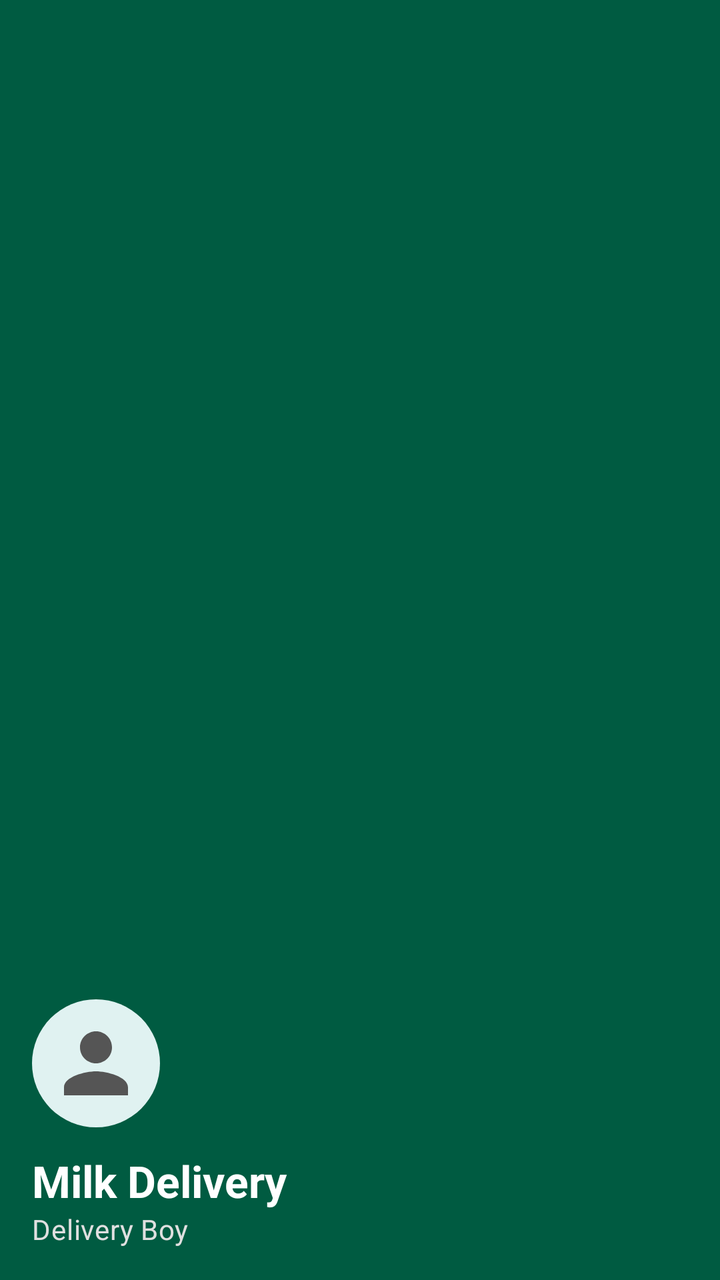
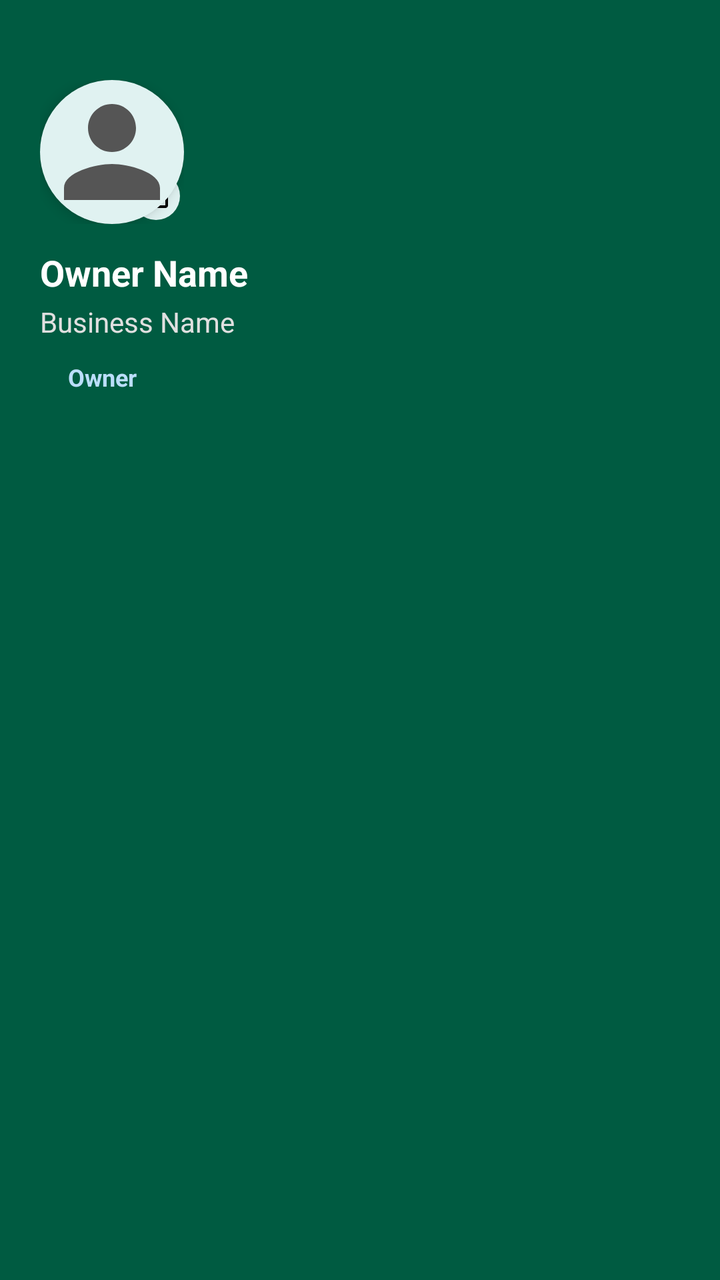

Before-and-after screenshots of an Android layout around one commit, followed by the original layout XML and the change that was made.
<!-- AndroidManifest.xml: application theme Theme.MilkDelivery -->
<!-- res/layout/nav_header.xml -->
<?xml version="1.0" encoding="utf-8"?>
<LinearLayout xmlns:android="http://schemas.android.com/apk/res/android"
    android:layout_width="match_parent"
    android:layout_height="176dp"
    android:background="@color/primary"
    android:gravity="bottom"
    android:orientation="vertical"
    android:padding="16dp"
    android:theme="@style/ThemeOverlay.Material3.Dark">

    <ImageView
        android:layout_width="64dp"
        android:layout_height="64dp"
        android:src="@drawable/ic_user"
        android:background="@drawable/circle_background"
        android:padding="8dp"
        android:contentDescription="Delivery Boy Profile photo" />

    <TextView
        android:layout_width="wrap_content"
        android:layout_height="wrap_content"
        android:layout_marginTop="12dp"
        android:text="Milk Delivery"
        android:textAppearance="@style/TextAppearance.Material3.TitleLarge"
        android:textColor="@color/white"
        android:textStyle="bold" />

    <TextView
        android:layout_width="wrap_content"
        android:layout_height="wrap_content"
        android:text="Delivery Boy"
        android:textAppearance="@style/TextAppearance.Material3.BodyMedium"
        android:textColor="#E0E0E0" />

</LinearLayout>
<!-- resources referenced by this layout -->
<resources>
  <color name="primary">#005B41</color>
  <color name="white">#FFFFFF</color>
  <!-- drawable circle_background (drawable) -->
  <?xml version="1.0" encoding="utf-8"?>
  <shape xmlns:android="http://schemas.android.com/apk/res/android"
      android:shape="oval">
      <solid android:color="#E0F2F1"/>
  </shape>
  <!-- drawable ic_user (drawable) -->
  <vector xmlns:android="http://schemas.android.com/apk/res/android"
      android:width="24dp"
      android:height="24dp"
      android:viewportWidth="24"
      android:viewportHeight="24">
    <path
        android:fillColor="#FF555555"
        android:pathData="M12,12c2.21,0 4,-1.79 4,-4s-1.79,-4 -4,-4s-4,1.79 -4,4S9.79,12 12,12z M12,14c-2.67,0 -8,1.34 -8,4v2h16v-2C20,15.34 14.67,14 12,14z"/>
  </vector>
  <style name="Theme.MilkDelivery" parent="Theme.Material3.DayNight.NoActionBar">
          
          <item name="colorPrimary">@color/primary</item>
          <item name="colorPrimaryDark">@color/primary_dark</item>
          <item name="colorSecondary">@color/secondary</item>
          <item name="android:statusBarColor">@color/primary</item>
          <item name="android:windowLightStatusBar">false</item>
          
          
          <item name="colorSurface">@color/surface</item>
          <item name="colorOnSurface">@color/on_surface</item>
          <item name="android:windowBackground">@color/background</item>
          <item name="colorSurfaceVariant">@color/surface_variant</item>
          <item name="colorOnSurfaceVariant">@color/on_surface_variant</item>
          
          
          <item name="materialCardViewStyle">@style/Widget.Material3.CardView.Elevated</item>
      </style>
  <color name="primary_dark">#00402E</color>
  <color name="secondary">#03DAC6</color>
  <color name="surface">#FFFFFF</color>
  <color name="on_surface">#212121</color>
  <color name="background">#FAFAFA</color>
  <color name="surface_variant">#F4F4F4</color>
  <color name="on_surface_variant">#555555</color>
</resources>

<!-- the commit's change to res/layout/nav_header.xml (unified diff, before → after) -->
@@ -1,35 +1,87 @@
 <?xml version="1.0" encoding="utf-8"?>
 <LinearLayout xmlns:android="http://schemas.android.com/apk/res/android"
     android:layout_width="match_parent"
-    android:layout_height="176dp"
+    android:layout_height="wrap_content"
     android:background="@color/primary"
-    android:gravity="bottom"
     android:orientation="vertical"
-    android:padding="16dp"
-    android:theme="@style/ThemeOverlay.Material3.Dark">
+    android:paddingTop="40dp"
+    android:paddingBottom="20dp"
+    android:paddingStart="20dp"
+    android:paddingEnd="20dp">
 
-    <ImageView
-        android:layout_width="64dp"
-        android:layout_height="64dp"
-        android:src="@drawable/ic_user"
-        android:background="@drawable/circle_background"
-        android:padding="8dp"
-        android:contentDescription="Delivery Boy Profile photo" />
+    
+    <FrameLayout
+        android:layout_width="72dp"
+        android:layout_height="72dp"
+        android:layout_gravity="start">
 
-    <TextView
-        android:layout_width="wrap_content"
+        <ImageView
+            android:id="@+id/imgProfile"
+            android:layout_width="72dp"
+            android:layout_height="72dp"
+            android:background="@drawable/circle_background"
+            android:scaleType="centerCrop"
+            android:src="@drawable/ic_user"
+            android:elevation="4dp" />
+
+        
+        <ImageView
+            android:id="@+id/imgCamera"
+            android:layout_width="24dp"
+            android:layout_height="24dp"
+            android:layout_gravity="bottom|end"
+            android:layout_margin="2dp"
+            android:background="@drawable/circle_background"
+            android:padding="4dp"
+            android:src="@drawable/ic_camera"
+            android:clickable="true"
+            android:focusable="true" />
+
+    </FrameLayout>
+
+    
+    <LinearLayout
+        android:layout_width="match_parent"
         android:layout_height="wrap_content"
         android:layout_marginTop="12dp"
-        android:text="Milk Delivery"
-        android:textAppearance="@style/TextAppearance.Material3.TitleLarge"
-        android:textColor="@color/white"
-        android:textStyle="bold" />
+        android:orientation="vertical">
 
-    <TextView
-        android:layout_width="wrap_content"
-        android:layout_height="wrap_content"
-        android:text="Delivery Boy"
-        android:textAppearance="@style/TextAppearance.Material3.BodyMedium"
-        android:textColor="#E0E0E0" />
+        <TextView
+            android:id="@+id/txtHeaderName"
+            android:layout_width="match_parent"
+            android:layout_height="wrap_content"
+            android:text="Owner Name"
+            android:textColor="@android:color/white"
+            android:textSize="18sp"
+            android:textStyle="bold"
+            android:maxLines="1"
+            android:ellipsize="end" />
+
+        <TextView
+            android:id="@+id/txtHeaderBusiness"
+            android:layout_width="match_parent"
+            android:layout_height="wrap_content"
+            android:layout_marginTop="3dp"
+            android:text="Business Name"
+            android:textColor="#E0E0E0"
+            android:textSize="14sp"
+            android:maxLines="1"
+            android:ellipsize="end" />
+
+        <TextView
+            android:id="@+id/txtHeaderRole"
+            android:layout_width="wrap_content"
+            android:layout_height="wrap_content"
+            android:layout_marginTop="6dp"
+            android:paddingStart="14dp"
+            android:paddingEnd="14dp"
+            android:paddingTop="4dp"
+            android:paddingBottom="4dp"
+            android:text="Owner"
+            android:textColor="#BBDEFB"
+            android:textSize="12sp"
+            android:textStyle="bold" />
+
+    </LinearLayout>
 
 </LinearLayout>
<!-- resource entries referenced after the edit -->
@@ -1,13 +1,18 @@
 <!-- resources referenced by this layout -->
 <resources>
   <color name="primary">#005B41</color>
-  <color name="white">#FFFFFF</color>
   <!-- drawable circle_background (drawable) -->
   <?xml version="1.0" encoding="utf-8"?>
   <shape xmlns:android="http://schemas.android.com/apk/res/android"
       android:shape="oval">
       <solid android:color="#E0F2F1"/>
   </shape>
+  <!-- drawable ic_camera (drawable) -->
+  <vector xmlns:android="http://schemas.android.com/apk/res/android" android:height="24dp" android:tint="#000000" android:viewportHeight="960" android:viewportWidth="960" android:width="24dp">
+        
+      <path android:fillColor="@android:color/white" android:pathData="M440,520L440,520L440,520L440,520L440,520L440,520Q440,520 440,520Q440,520 440,520L440,520Q440,520 440,520Q440,520 440,520L440,520Q440,520 440,520Q440,520 440,520L440,520L440,520ZM120,840Q87,840 63.5,816.5Q40,793 40,760L40,280Q40,247 63.5,223.5Q87,200 120,200L246,200L320,120L560,120L560,200L355,200L282,280L120,280Q120,280 120,280Q120,280 120,280L120,760Q120,760 120,760Q120,760 120,760L760,760Q760,760 760,760Q760,760 760,760L760,400L840,400L840,760Q840,793 816.5,816.5Q793,840 760,840L120,840ZM760,280L760,200L680,200L680,120L760,120L760,40L840,40L840,120L920,120L920,200L840,200L840,280L760,280ZM440,700Q515,700 567.5,647.5Q620,595 620,520Q620,445 567.5,392.5Q515,340 440,340Q365,340 312.5,392.5Q260,445 260,520Q260,595 312.5,647.5Q365,700 440,700ZM440,620Q398,620 369,591Q340,562 340,520Q340,478 369,449Q398,420 440,420Q482,420 511,449Q540,478 540,520Q540,562 511,591Q482,620 440,620Z"/>
+      
+  </vector>
   <!-- drawable ic_user (drawable) -->
   <vector xmlns:android="http://schemas.android.com/apk/res/android"
       android:width="24dp"
